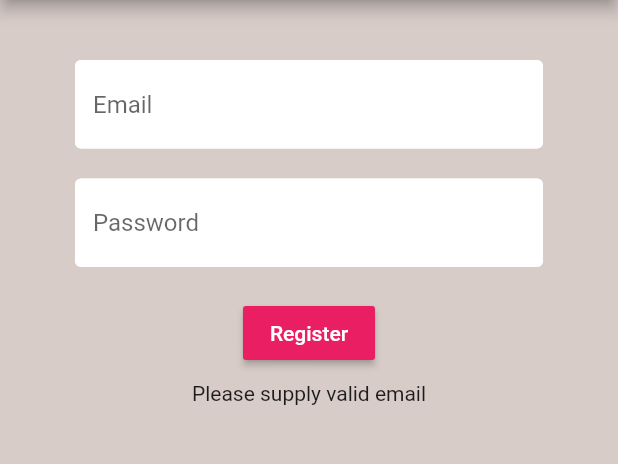
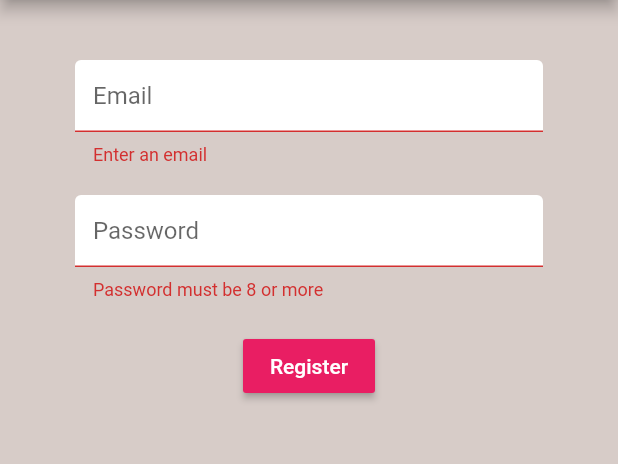
Before and after one commit to morepradip/brew_crew, a Flutter app: the Register screen opened directly, after a tap on "Register", on a phone screen of 412 x 824 dp, the part 84-548 px from its top. Run offline on Flutter 3.47's test engine with Material 2 defaults, Android fonts, the phone set to English and light mode, and no system bars; our stand-ins replace firebase_auth, flutter_spinkit; accounts and stored records are empty.

```diff
--- a/lib/screens/authenticate/register.dart
+++ b/lib/screens/authenticate/register.dart
@@ -2,6 +2,7 @@ import 'dart:developer';
 
 import 'package:brew_crew/services/auth.dart';
 import 'package:brew_crew/shared/constants.dart';
+import 'package:brew_crew/shared/loading.dart';
 import 'package:flutter/material.dart';
 
 class Register extends StatefulWidget {
@@ -14,6 +15,7 @@ class Register extends StatefulWidget {
 class _RegisterState extends State<Register> {
   final Auth _auth = Auth();
   final _formKey = GlobalKey<FormState>();
+  bool loading = false;
 
   String email = '';
   String password = '';
@@ -29,7 +31,9 @@ class _RegisterState extends State<Register> {
 
   @override
   Widget build(BuildContext context) {
-    return Scaffold(
+    return loading
+        ? Loading()
+        : Scaffold(
             backgroundColor: Colors.brown[100],
             appBar: AppBar(
               title: Text('Sign up'),
@@ -56,7 +60,8 @@ class _RegisterState extends State<Register> {
                           height: 20,
                         ),
                         TextFormField(
-                    decoration: inputDecoration.copyWith(hintText: 'Email'),
+                          decoration:
+                              inputDecoration.copyWith(hintText: 'Email'),
                           validator: (value) =>
                               value.isEmpty ? 'Enter an email' : null,
                           onChanged: (value) {
@@ -69,9 +74,11 @@ class _RegisterState extends State<Register> {
                           height: 20,
                         ),
                         TextFormField(
-                    decoration: inputDecoration.copyWith(hintText: 'Password'),
-                    validator: (value) =>
-                        value.length < 6 ? 'Password must be 8 or more ' : null,
+                          decoration:
+                              inputDecoration.copyWith(hintText: 'Password'),
+                          validator: (value) => value.length < 6
+                              ? 'Password must be 8 or more '
+                              : null,
                           obscureText: true,
                           onChanged: (value) {
                             setState(() {
@@ -89,14 +96,24 @@ class _RegisterState extends State<Register> {
                             style: TextStyle(color: Colors.white),
                           ),
                           onPressed: () async {
-                        dynamic result = await _auth
-                            .registerWithEmailAndPassword(email, password);
+                            if (_formKey.currentState.validate()) {
+                              setState(() {
+                                loading = true;
+                              });
+                              dynamic result =
+                                  await _auth.registerWithEmailAndPassword(
+                                      email, password);
                               if (result == null) {
-                          setState(() {
+                                setState(
+                                  () {
                                     error = 'Please supply valid email';
-                          });
+                                    loading = false;
+                                  },
+                                );
                               }
-                      }),
+                            }
+                          },
+                        ),
                         SizedBox(
                           height: 8,
                         ),
--- a/pubspec.yaml
+++ b/pubspec.yaml
@@ -31,6 +31,7 @@ dependencies:
   firebase_auth: ^0.16.1
   cloud_firestore: ^0.13.7
   provider: ^4.3.2
+  flutter_spinkit: "^4.1.2"
 
 dev_dependencies:
   flutter_test:
```
Also changed, not shown: lib/screens/authenticate/sign_in.dart (+7 -1 lines), lib/shared/loading.dart (added, +17 -0 lines), pubspec.lock. Lines whose indentation alone changed are shown as unchanged.
